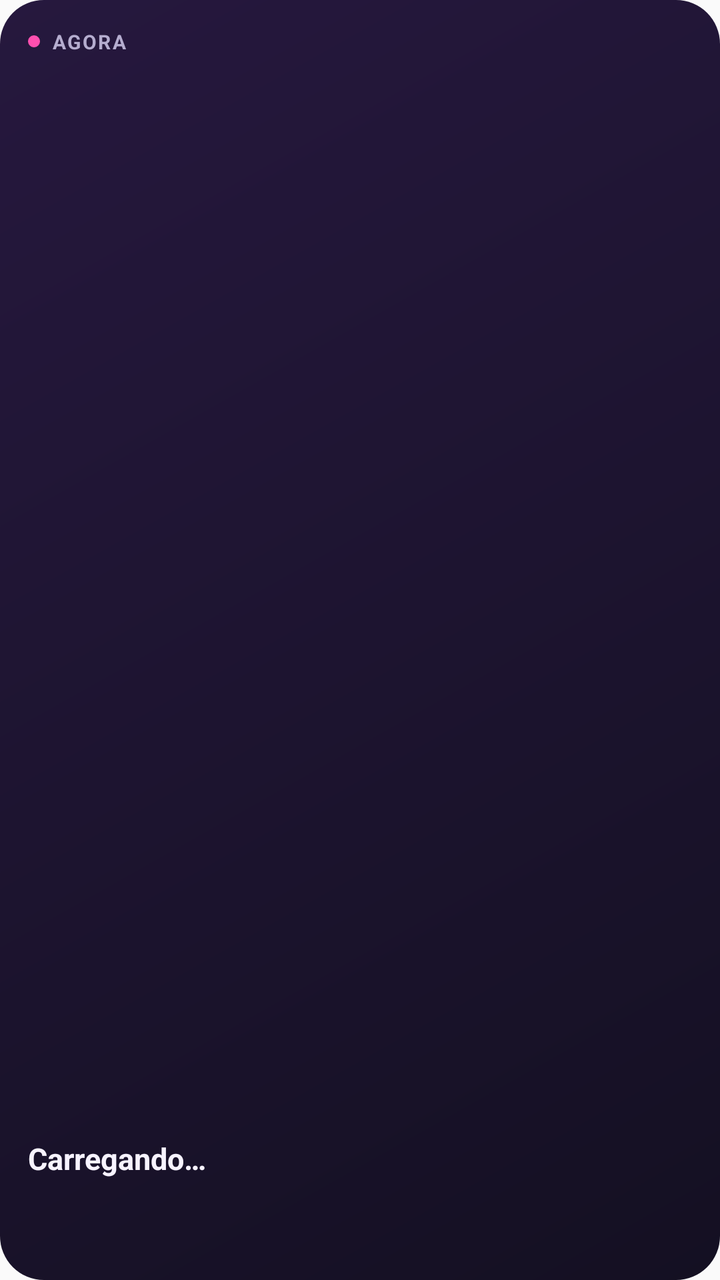
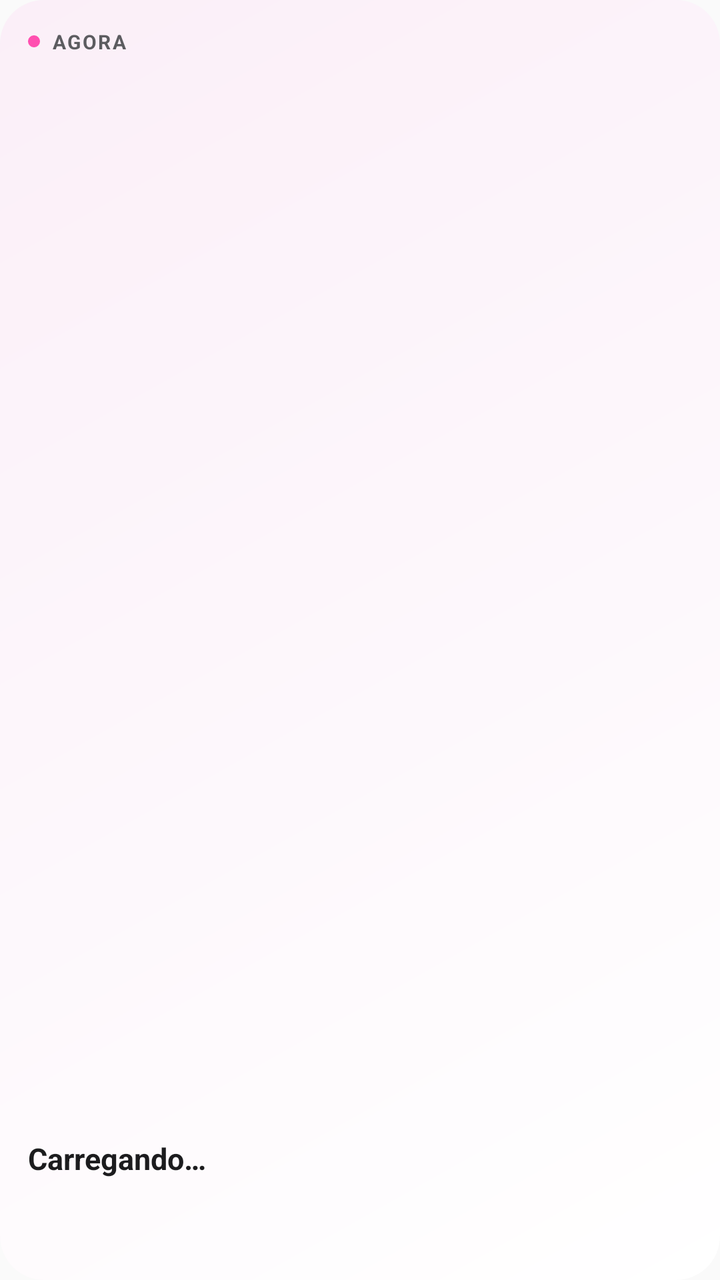

The first picture is an Android layout as it rendered before a commit; the second is the same layout after the commit. The layout source and the unified diff follow.
<!-- AndroidManifest.xml: application theme AppTheme -->
<!-- res/layout/widget_active.xml -->
<?xml version="1.0" encoding="utf-8"?>
<LinearLayout xmlns:android="http://schemas.android.com/apk/res/android"
    android:id="@+id/widget_root"
    android:layout_width="match_parent"
    android:layout_height="match_parent"
    android:background="@drawable/widget_background"
    android:orientation="vertical"
    android:padding="14dp">
        <LinearLayout
            android:layout_width="match_parent"
            android:layout_height="wrap_content"
            android:gravity="center_vertical"
            android:orientation="horizontal">
            <ImageView
                android:layout_width="6dp"
                android:layout_height="6dp"
                android:layout_marginEnd="6dp"
                android:src="@drawable/widget_dot"
                android:importantForAccessibility="no" />
            <TextView
                android:id="@+id/widget_eyebrow"
                android:layout_width="wrap_content"
                android:layout_height="wrap_content"
                android:letterSpacing="0.08"
                android:text="AGORA"
                android:textColor="#FFB5ADCF"
                android:textSize="10sp"
                android:textStyle="bold" />
        </LinearLayout>
    <FrameLayout
        android:layout_width="match_parent"
        android:layout_height="0dp"
        android:layout_weight="1" />
    <LinearLayout
        android:layout_width="match_parent"
        android:layout_height="wrap_content"
        android:gravity="center_vertical"
        android:orientation="horizontal">
        <TextView
            android:id="@+id/widget_initial"
            android:layout_width="34dp"
            android:layout_height="34dp"
            android:layout_marginEnd="10dp"
            android:background="@drawable/widget_initial"
            android:gravity="center"
            android:text="A"
            android:textColor="#FFFFFFFF"
            android:textSize="15sp"
            android:textStyle="bold"
            android:visibility="gone" />
        <LinearLayout
            android:layout_width="0dp"
            android:layout_height="wrap_content"
            android:layout_weight="1"
            android:orientation="vertical">
            <TextView
                android:id="@+id/widget_title"
                android:layout_width="match_parent"
                android:layout_height="wrap_content"
                android:maxLines="2"
                android:ellipsize="end"
                android:text="Carregando…"
                android:textColor="#FFF7F3FF"
                android:textSize="15sp"
                android:textStyle="bold" />
            <TextView
                android:id="@+id/widget_subtitle"
                android:layout_width="match_parent"
                android:layout_height="wrap_content"
                android:maxLines="2"
                android:ellipsize="end"
                android:textColor="#FFB5ADCF"
                android:textSize="12sp" />
        </LinearLayout>
    </LinearLayout>
    <ProgressBar
        android:id="@+id/widget_progress"
        style="@android:style/Widget.ProgressBar.Horizontal"
        android:layout_width="match_parent"
        android:layout_height="6dp"
        android:layout_marginTop="8dp"
        android:max="100"
        android:progress="10"
        android:progressDrawable="@drawable/widget_progress"
        android:visibility="gone" />
    <TextView
        android:id="@+id/widget_footer"
        android:layout_width="match_parent"
        android:layout_height="wrap_content"
        android:layout_marginTop="4dp"
        android:maxLines="1"
        android:textColor="#FFB5ADCF"
        android:textSize="12sp"
        android:textStyle="bold" />
    
    <LinearLayout
        android:id="@+id/widget_actions"
        android:layout_width="match_parent"
        android:layout_height="wrap_content"
        android:layout_marginTop="6dp"
        android:orientation="horizontal"
        android:visibility="gone">
        <TextView
            android:id="@+id/widget_action_primary"
            android:layout_width="0dp"
            android:layout_height="wrap_content"
            android:layout_weight="1"
            android:layout_marginEnd="6dp"
            android:background="@drawable/widget_button_primary"
            android:gravity="center"
            android:maxLines="1"
            android:ellipsize="end"
            android:paddingTop="7dp"
            android:paddingBottom="7dp"
            android:paddingStart="8dp"
            android:paddingEnd="8dp"
            android:text="⚡ Ligar o NOW"
            android:textColor="#FFFFFFFF"
            android:textSize="12sp"
            android:textStyle="bold" />
        <TextView
            android:id="@+id/widget_action_invite"
            android:layout_width="0dp"
            android:layout_height="wrap_content"
            android:layout_weight="1"
            android:background="@drawable/widget_button_secondary"
            android:gravity="center"
            android:maxLines="1"
            android:ellipsize="end"
            android:paddingTop="7dp"
            android:paddingBottom="7dp"
            android:paddingStart="8dp"
            android:paddingEnd="8dp"
            android:text="+ Convidar"
            android:textColor="#FFF7F3FF"
            android:textSize="12sp"
            android:textStyle="bold" />
    </LinearLayout>
</LinearLayout>
<!-- resources referenced by this layout -->
<resources>
  <!-- drawable widget_background (drawable) -->
  <?xml version="1.0" encoding="utf-8"?>
  <shape xmlns:android="http://schemas.android.com/apk/res/android" android:shape="rectangle">
      <gradient android:angle="315" android:startColor="#FF26183E" android:endColor="#FF141022" />
      <corners android:radius="22dp" />
  </shape>
  <!-- drawable widget_button_primary (drawable) -->
  <?xml version="1.0" encoding="utf-8"?>
  <shape xmlns:android="http://schemas.android.com/apk/res/android" android:shape="rectangle">
      <gradient android:angle="0" android:startColor="#FFFF4FB0" android:endColor="#FFA35CFF" />
      <corners android:radius="999dp" />
  </shape>
  <!-- drawable widget_button_secondary (drawable) -->
  <?xml version="1.0" encoding="utf-8"?>
  <shape xmlns:android="http://schemas.android.com/apk/res/android" android:shape="rectangle">
      <solid android:color="#0FFFFFFF" />
      <stroke android:width="1dp" android:color="#1FFFFFFF" />
      <corners android:radius="999dp" />
  </shape>
  <!-- drawable widget_dot (drawable) -->
  <?xml version="1.0" encoding="utf-8"?>
  <shape xmlns:android="http://schemas.android.com/apk/res/android" android:shape="oval">
      <solid android:color="#FFFF4FB0" />
      <size android:width="6dp" android:height="6dp" />
  </shape>
  <!-- drawable widget_initial (drawable) -->
  <?xml version="1.0" encoding="utf-8"?>
  <shape xmlns:android="http://schemas.android.com/apk/res/android" android:shape="oval">
      <gradient android:angle="315" android:startColor="#FFFF4FB0" android:endColor="#FFA35CFF" />
  </shape>
  <!-- drawable widget_progress (drawable) -->
  <?xml version="1.0" encoding="utf-8"?>
  <layer-list xmlns:android="http://schemas.android.com/apk/res/android">
      <item android:id="@android:id/background">
          <shape android:shape="rectangle">
              <solid android:color="#1FFFFFFF" />
              <corners android:radius="3dp" />
          </shape>
      </item>
      <item android:id="@android:id/progress">
          <clip>
              <shape android:shape="rectangle">
                  <gradient android:angle="0" android:startColor="#FFFFC48A" android:centerColor="#FFFF4FB0" android:endColor="#FFA35CFF" />
                  <corners android:radius="3dp" />
              </shape>
          </clip>
      </item>
  </layer-list>
  <style name="AppTheme" parent="Theme.AppCompat.Light.DarkActionBar">
          
          <item name="colorPrimary">@color/colorPrimary</item>
          <item name="colorPrimaryDark">@color/colorPrimaryDark</item>
          <item name="colorAccent">@color/colorAccent</item>
      </style>
</resources>

<!-- the commit's change to res/layout/widget_active.xml (unified diff, before → after) -->
@@ -23,7 +23,7 @@
                 android:layout_height="wrap_content"
                 android:letterSpacing="0.08"
                 android:text="AGORA"
-                android:textColor="#FFB5ADCF"
+                android:textColor="@color/widget_muted"
                 android:textSize="10sp"
                 android:textStyle="bold" />
         </LinearLayout>
@@ -60,7 +60,7 @@
                 android:maxLines="2"
                 android:ellipsize="end"
                 android:text="Carregando…"
-                android:textColor="#FFF7F3FF"
+                android:textColor="@color/widget_ink"
                 android:textSize="15sp"
                 android:textStyle="bold" />
             <TextView
@@ -69,7 +69,7 @@
                 android:layout_height="wrap_content"
                 android:maxLines="2"
                 android:ellipsize="end"
-                android:textColor="#FFB5ADCF"
+                android:textColor="@color/widget_muted"
                 android:textSize="12sp" />
         </LinearLayout>
     </LinearLayout>
@@ -89,7 +89,7 @@
         android:layout_height="wrap_content"
         android:layout_marginTop="4dp"
         android:maxLines="1"
-        android:textColor="#FFB5ADCF"
+        android:textColor="@color/widget_muted"
         android:textSize="12sp"
         android:textStyle="bold" />
     
@@ -132,7 +132,7 @@
             android:paddingStart="8dp"
             android:paddingEnd="8dp"
             android:text="+ Convidar"
-            android:textColor="#FFF7F3FF"
+            android:textColor="@color/widget_ink"
             android:textSize="12sp"
             android:textStyle="bold" />
     </LinearLayout>
<!-- resource entries referenced after the edit -->
@@ -1,9 +1,11 @@
 <!-- resources referenced by this layout -->
 <resources>
+  <color name="widget_ink">#FF1C1C1E</color>
+  <color name="widget_muted">#FF5C5C60</color>
   <!-- drawable widget_background (drawable) -->
   <?xml version="1.0" encoding="utf-8"?>
   <shape xmlns:android="http://schemas.android.com/apk/res/android" android:shape="rectangle">
-      <gradient android:angle="315" android:startColor="#FF26183E" android:endColor="#FF141022" />
+      <gradient android:angle="315" android:startColor="@color/widget_bg_start" android:endColor="@color/widget_bg_end" />
       <corners android:radius="22dp" />
   </shape>
   <!-- drawable widget_button_primary (drawable) -->
@@ -15,8 +17,8 @@
   <!-- drawable widget_button_secondary (drawable) -->
   <?xml version="1.0" encoding="utf-8"?>
   <shape xmlns:android="http://schemas.android.com/apk/res/android" android:shape="rectangle">
-      <solid android:color="#0FFFFFFF" />
-      <stroke android:width="1dp" android:color="#1FFFFFFF" />
+      <solid android:color="#14808080" />
+      <stroke android:width="1dp" android:color="#33808080" />
       <corners android:radius="999dp" />
   </shape>
   <!-- drawable widget_dot (drawable) -->
@@ -35,7 +37,7 @@
   <layer-list xmlns:android="http://schemas.android.com/apk/res/android">
       <item android:id="@android:id/background">
           <shape android:shape="rectangle">
-              <solid android:color="#1FFFFFFF" />
+              <solid android:color="#33808080" />
               <corners android:radius="3dp" />
           </shape>
       </item>
@@ -54,5 +56,7 @@
           <item name="colorPrimaryDark">@color/colorPrimaryDark</item>
           <item name="colorAccent">@color/colorAccent</item>
       </style>
+  <color name="widget_bg_start">#FFFBEFF8</color>
+  <color name="widget_bg_end">#FFFFFFFF</color>
 </resources>
 
